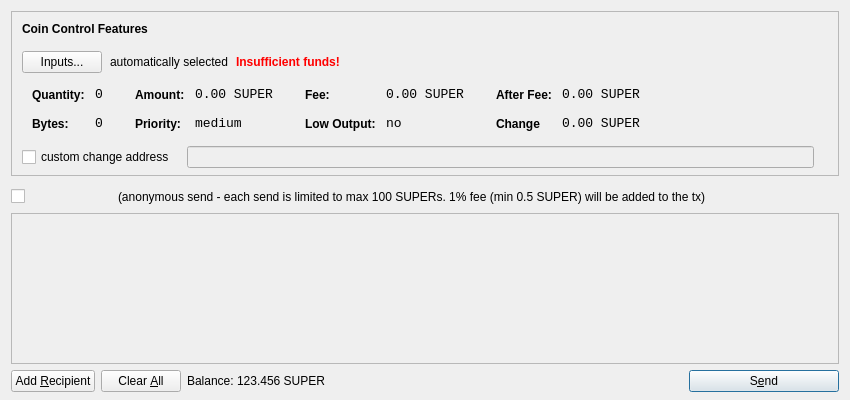
Before: the Qt Designer form src/qt/forms/sendcoinsdialog.ui in thirstygerry/SuperCoin, drawn with Qt 5.
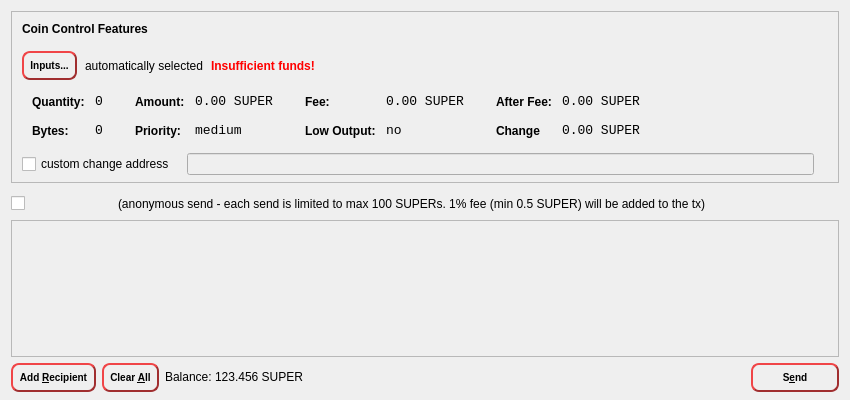
After: the same form once the commit is applied. Icons and pictures are not drawn.

The edit to the form file:
```diff
--- a/src/qt/forms/sendcoinsdialog.ui
+++ b/src/qt/forms/sendcoinsdialog.ui
@@ -104,7 +104,21 @@
           <item>
            <widget class="QPushButton" name="pushButtonCoinControl">
             <property name="styleSheet">
-             <string notr="true"/>
+             <string notr="true">QPushButton {
+     
+	color : rgb(0,0,0);
+     border-style: outset;
+     border-width: 2px;
+     border-radius: 8px;
+     border-color: rgb(160, 46, 47);
+     font: bold 10px;
+     min-width: 6em;
+     padding: 6px;
+ }
+QPushButton:pressed {
+     background-color: rgb(160, 46, 47);
+     border-style: inset;
+ }</string>
             </property>
             <property name="text">
              <string>Inputs...</string>
@@ -702,8 +716,8 @@
        <rect>
         <x>0</x>
         <y>0</y>
-        <width>830</width>
-        <height>140</height>
+        <width>824</width>
+        <height>102</height>
        </rect>
       </property>
       <layout class="QVBoxLayout" name="verticalLayout_2">
@@ -750,6 +764,23 @@
        <property name="toolTip">
         <string>Send to multiple recipients at once</string>
        </property>
+       <property name="styleSheet">
+        <string notr="true">QPushButton {
+     
+	color : rgb(0,0,0);
+     border-style: outset;
+     border-width: 2px;
+     border-radius: 8px;
+     border-color: rgb(160, 46, 47);
+     font: bold 10px;
+     min-width: 6em;
+     padding: 6px;
+ }
+QPushButton:pressed {
+     background-color: rgb(160, 46, 47);
+     border-style: inset;
+ }</string>
+       </property>
        <property name="text">
         <string>Add &amp;Recipient</string>
        </property>
@@ -773,6 +804,23 @@
        <property name="toolTip">
         <string>Remove all transaction fields</string>
        </property>
+       <property name="styleSheet">
+        <string notr="true">QPushButton {
+     
+	color : rgb(0,0,0);
+     border-style: outset;
+     border-width: 2px;
+     border-radius: 8px;
+     border-color: rgb(160, 46, 47);
+     font: bold 10px;
+     min-width: 6em;
+     padding: 6px;
+ }
+QPushButton:pressed {
+     background-color: rgb(160, 46, 47);
+     border-style: inset;
+ }</string>
+       </property>
        <property name="text">
         <string>Clear &amp;All</string>
        </property>
@@ -844,13 +892,30 @@
       <widget class="QPushButton" name="sendButton">
        <property name="minimumSize">
         <size>
-         <width>150</width>
+         <width>88</width>
          <height>0</height>
         </size>
        </property>
        <property name="toolTip">
         <string>Confirm the send action</string>
        </property>
+       <property name="styleSheet">
+        <string notr="true">QPushButton {
+     
+	color : rgb(0,0,0);
+     border-style: outset;
+     border-width: 2px;
+     border-radius: 8px;
+     border-color: rgb(160, 46, 47);
+     font: bold 10px;
+     min-width: 6em;
+     padding: 6px;
+ }
+QPushButton:pressed {
+     background-color: rgb(160, 46, 47);
+     border-style: inset;
+ }</string>
+       </property>
        <property name="text">
         <string>S&amp;end</string>
        </property>
```
